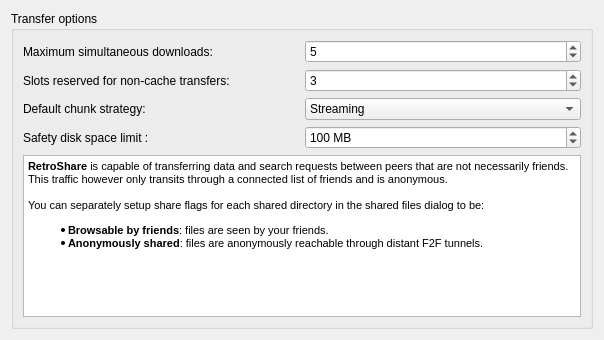
This is retroshare-gui/src/gui/settings/TransferPage.ui in RetroShare/RetroShare as Qt 5 draws it before an edit. The edited form follows.
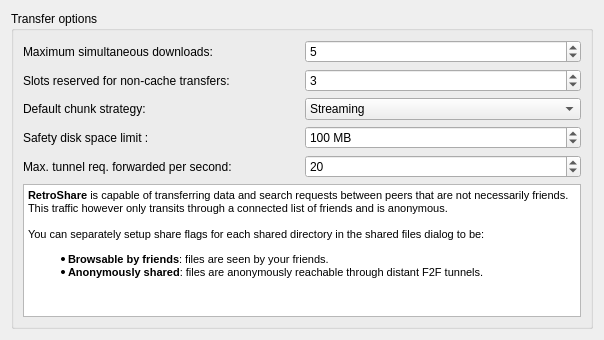
This is the edited form.

Commit message: improved layout of server (network) and transfer config pages. Removed some useless options (enable turtle), and added some tooltips

Diff of the .ui file:
```diff
--- a/retroshare-gui/src/gui/settings/TransferPage.ui
+++ b/retroshare-gui/src/gui/settings/TransferPage.ui
@@ -49,6 +49,13 @@
             </property>
            </widget>
           </item>
+          <item>
+           <widget class="QLabel" name="label_6">
+            <property name="text">
+             <string>Max. tunnel req. forwarded per second:</string>
+            </property>
+           </widget>
+          </item>
          </layout>
         </item>
         <item>
@@ -128,6 +135,25 @@
             </property>
            </widget>
           </item>
+          <item>
+           <widget class="QSpinBox" name="_max_tr_up_per_sec_SB">
+            <property name="toolTip">
+             <string>&lt;html&gt;&lt;head/&gt;&lt;body&gt;&lt;p&gt;This value controls how many tunnel request your peer can forward per second. &lt;/p&gt;&lt;p&gt;If you have a large internet bandwidth, you may raise this up to 30-40, to allow statistically longer tunnels to pass. Be very careful though, since this generates  many small packets that can significantly slow down your own file transfer. &lt;/p&gt;&lt;p&gt;The default value is 20. If you're not sure, keep it that way.&lt;/p&gt;&lt;/body&gt;&lt;/html&gt;</string>
+            </property>
+            <property name="minimum">
+             <number>5</number>
+            </property>
+            <property name="maximum">
+             <number>100</number>
+            </property>
+            <property name="singleStep">
+             <number>1</number>
+            </property>
+            <property name="value">
+             <number>20</number>
+            </property>
+           </widget>
+          </item>
          </layout>
         </item>
        </layout>
```
Left out of the diff: 13 changed lines with no effect on the pictures. The commit also changes 5 other files.
